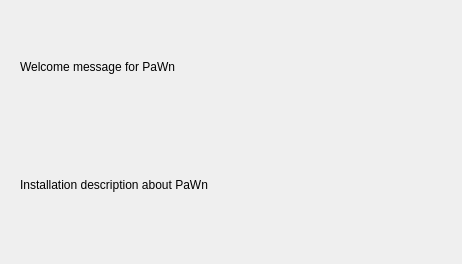
Above: playground/gsoc/PaW/src/gui/widgetWelcome.ui from pars-linux/uludag before the change. Below: the same form after it.
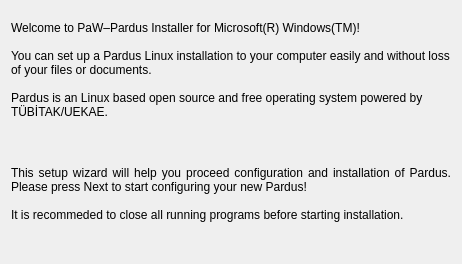
That is the form after the change.

The edit to the form file:
```diff
--- a/playground/gsoc/PaW/src/gui/widgetWelcome.ui
+++ b/playground/gsoc/PaW/src/gui/widgetWelcome.ui
@@ -13,32 +13,41 @@
   <property name="windowTitle">
    <string/>
   </property>
-  <widget class="QWidget" name="verticalLayoutWidget">
-   <property name="geometry">
-    <rect>
-     <x>20</x>
-     <y>10</y>
-     <width>421</width>
-     <height>231</height>
-    </rect>
-   </property>
+  <layout class="QGridLayout" name="gridLayout">
+   <item row="0" column="0">
    <layout class="QVBoxLayout" name="verticalLayout">
     <item>
      <widget class="QLabel" name="lblWelcome">
       <property name="text">
-       <string>Welcome message for PaWn</string>
+        <string>Welcome to PaW–Pardus Installer for Microsoft(R) Windows(TM)!
+
+You can set up a Pardus Linux installation to your computer easily and without loss of your files or documents.
+
+Pardus is an Linux based open source and free operating system powered by TÜBİTAK/UEKAE.</string>
+       </property>
+       <property name="wordWrap">
+        <bool>true</bool>
       </property>
      </widget>
     </item>
     <item>
      <widget class="QLabel" name="lblDescription">
       <property name="text">
-       <string>Installation description about PaWn</string>
-      </property>
+        <string>This setup wizard will help you proceed configuration and installation of Pardus. Please press Next to start configuring your new Pardus!
+
+It is recommeded to close all running programs before starting installation. </string>
+       </property>
+       <property name="alignment">
+        <set>Qt::AlignJustify|Qt::AlignVCenter</set>
+       </property>
+       <property name="wordWrap">
+        <bool>true</bool>
+       </property>
      </widget>
     </item>
    </layout>
-  </widget>
+   </item>
+  </layout>
  </widget>
  <resources/>
  <connections/>
```
Lines whose indentation alone changed are shown as unchanged.
